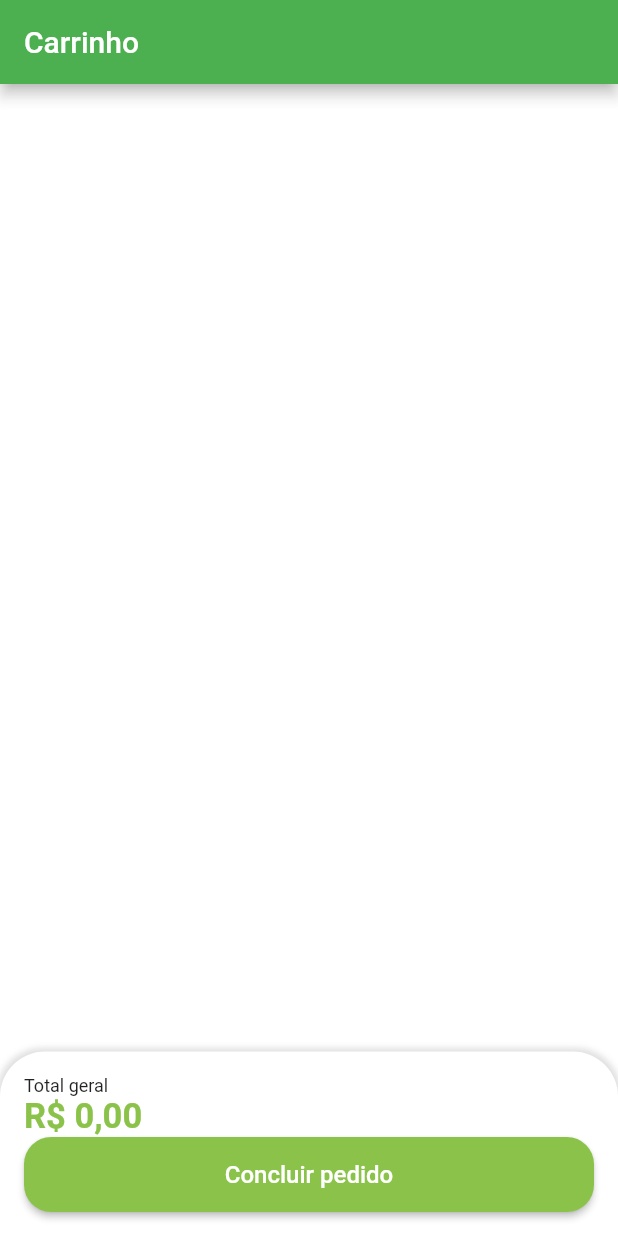
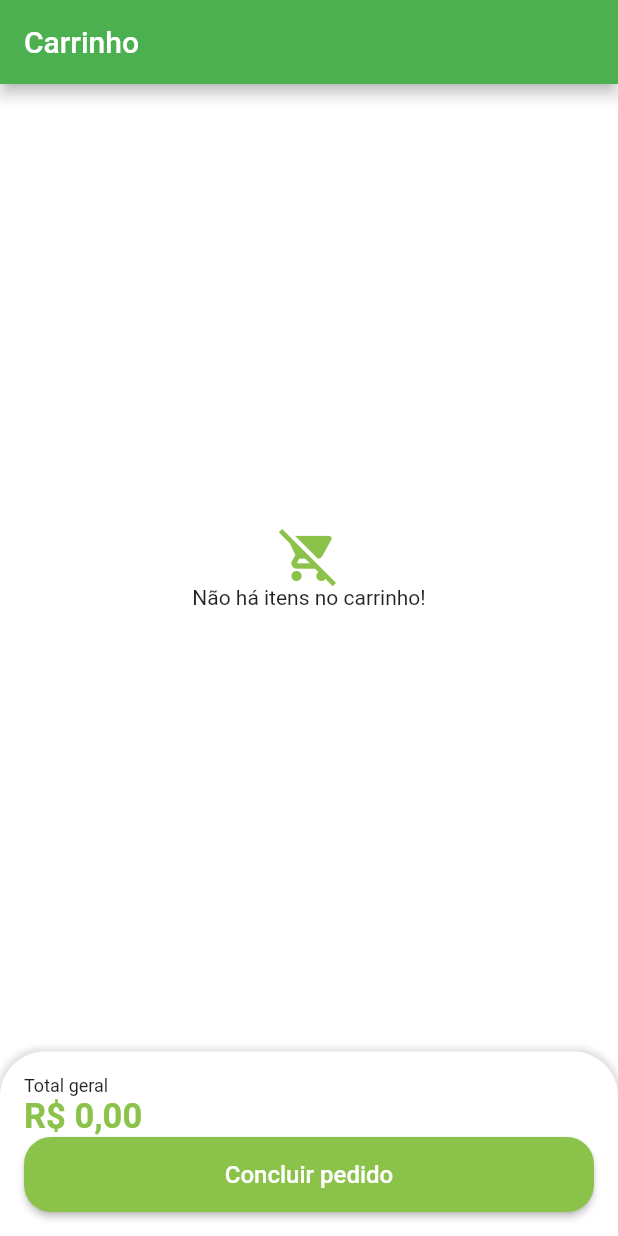
Before and after one commit to Davidson031/LojaVirtualFlutter, a Flutter app: the CartTab screen opened directly, on a phone screen of 412 x 824 dp. Run offline on Flutter 3.47's test engine with Material 2 defaults, Android fonts, the phone set to English and light mode, and no system bars; our stand-ins replace animated_text_kit, badges, dio, flutter_secure_storage, fluttertoast, freezed_annotation and 4 more; missing offline and left inert: add_to_cart_animation, clipboard; accounts and stored records are empty.

Commit message:
repository, controller, endpoint e models de pedidos alterados

```diff
--- a/lib/src/config/app_data.dart
+++ b/lib/src/config/app_data.dart
@@ -84,30 +84,30 @@ UserModel user = UserModel(
 );
 
 List<OrderModel> orders = [
-  OrderModel(
-    id: "5ds4d5dd54fd2s",
-    createdDateTime: DateTime.parse("2021-06-08 10:00:10.458"),
-    overdueDateTime: DateTime.parse("2026-06-08 11:00:10.458"),
-    items: [
-      // CartItemModel(item: apple, quantity: 2),
-      // CartItemModel(item: mango, quantity: 1),
-      // CartItemModel(item: grape, quantity: 3),
-    ],
-    status: 'pending_payment',
-    copyAndPaste: "e4e1fs2e4fs",
-    total: 11.0,
-  ),
-  OrderModel(
-    id: "5ds4d5dd54fd2s",
-    createdDateTime: DateTime.parse("2021-06-08 10:00:10.458"),
-    overdueDateTime: DateTime.parse("2026-06-08 11:00:10.458"),
-    items: [
-      // CartItemModel(item: apple, quantity: 2),
-      // CartItemModel(item: mango, quantity: 1),
-      // CartItemModel(item: grape, quantity: 3),
-    ],
-    status: 'paid',
-    copyAndPaste: "e4e1fs2e4fs",
-    total: 11.0,
-  )
+  // OrderModel(
+  //   id: "5ds4d5dd54fd2s",
+  //   createdDateTime: DateTime.parse("2021-06-08 10:00:10.458"),
+  //   overdueDateTime: DateTime.parse("2026-06-08 11:00:10.458"),
+  //   items: [
+  //     // CartItemModel(item: apple, quantity: 2),
+  //     // CartItemModel(item: mango, quantity: 1),
+  //     // CartItemModel(item: grape, quantity: 3),
+  //   ],
+  //   status: 'pending_payment',
+  //   copyAndPaste: "e4e1fs2e4fs",
+  //   total: 11.0,
+  // ),
+  // OrderModel(
+  //   id: "5ds4d5dd54fd2s",
+  //   createdDateTime: DateTime.parse("2021-06-08 10:00:10.458"),
+  //   overdueDateTime: DateTime.parse("2026-06-08 11:00:10.458"),
+  //   items: [
+  //     // CartItemModel(item: apple, quantity: 2),
+  //     // CartItemModel(item: mango, quantity: 1),
+  //     // CartItemModel(item: grape, quantity: 3),
+  //   ],
+  //   status: 'paid',
+  //   copyAndPaste: "e4e1fs2e4fs",
+  //   total: 11.0,
+  // )
 ];
--- a/lib/src/constants/endpoints.dart
+++ b/lib/src/constants/endpoints.dart
@@ -12,5 +12,5 @@ abstract class EndPoints {
   static const String getCartItems = "$baseUrl/get-cart-items";
   static const String addItemToCart = "$baseUrl/add-item-to-cart";
   static const String modifyItemQuantity = "$baseUrl/modify-item-quantity";
-
+  static const String checkout = "$baseUrl/checkout";
 }
--- a/lib/src/models/order_model.dart
+++ b/lib/src/models/order_model.dart
@@ -1,26 +1,52 @@
+// ignore_for_file: public_member_api_docs, sort_constructors_first
+import 'package:json_annotation/json_annotation.dart';
+
 import 'package:quitanda_virtual/src/models/cart_item_model.dart';
 import 'package:quitanda_virtual/src/models/item_model.dart';
 
+part 'order_model.g.dart';
+
+@JsonSerializable()
 class OrderModel {
 
   String id;
-  DateTime createdDateTime;
+
+  DateTime? createdDateTime;
+
+  @JsonKey(name: "due")
   DateTime overdueDateTime;
+
+  @JsonKey(defaultValue: [])
   List<CartItemModel> items;
+
   String status;
+
+  @JsonKey(name: "copiaecola")
   String copyAndPaste;
+
   double total;
 
-
+  String qrCodeImage;
   OrderModel({
     required this.id,
-    required this.createdDateTime,
+    this.createdDateTime,
     required this.overdueDateTime,
     required this.items,
     required this.status,
     required this.copyAndPaste,
-    required this.total
+    required this.total,
+    required this.qrCodeImage,
   });
 
+  factory OrderModel.fromJson(Map<String, dynamic> json) => _$OrderModelFromJson(json);
+  Map<String, dynamic> toJson() => _$OrderModelToJson(this);
+
+
+
+
+  @override
+  String toString() {
+    return 'OrderModel(id: $id, createdDateTime: $createdDateTime, overdueDateTime: $overdueDateTime, items: $items, status: $status, copyAndPaste: $copyAndPaste, total: $total, qrCodeImage: $qrCodeImage)';
+  }
 
 }
--- a/lib/src/pages/cart/view/cart_tab.dart
+++ b/lib/src/pages/cart/view/cart_tab.dart
@@ -16,6 +16,8 @@ class CartTab extends StatefulWidget {
 
 class _CartTabState extends State<CartTab> {
   UtilsServices utils = UtilsServices();
+
+  final cartController = Get.find<CartController>();
 
   Future<bool?> showOrderConfirmation() {
     return showDialog<bool>(
@@ -71,6 +73,20 @@ class _CartTabState extends State<CartTab> {
           Expanded(
             child: GetBuilder<CartController>(
               builder: (controller) {
+                if (controller.cartItems.isEmpty) {
+                  return Column(
+                    mainAxisAlignment: MainAxisAlignment.center,
+                    children: [
+                      Icon(
+                        Icons.remove_shopping_cart,
+                        size: 40,
+                        color: CustomColors.customSwatchColor[900],
+                      ),
+                      const Text("Não há itens no carrinho!")
+                    ],
+                  );
+                }
+
                 return ListView.builder(
                   itemCount: controller.cartItems.length,
                   itemBuilder: (context, index) {
@@ -115,27 +131,31 @@ class _CartTabState extends State<CartTab> {
                 ),
                 SizedBox(
                   height: 50,
-                  child: ElevatedButton(
-                    onPressed: () async {
+                  child: GetBuilder<CartController>(
+                    builder: (controller) {
+                      return ElevatedButton(
+                        onPressed: controller.isCheckoutLoading
+                            ? null
+                            : () async {
                                 bool? res = await showOrderConfirmation();
-
                                 if (res ?? false) {
-                        showDialog(
-                          context: context,
-                          builder: (ctx) {
-                            return PaymentDialog(order: appData.orders.first);
-                          },
-                        );
+                                  cartController.checkoutCart();
+                                } else {
+                                  utils.showToast(message: "Pedido não confirmado");
                                 }
                               },
                         style: ElevatedButton.styleFrom(
                             primary: CustomColors.customSwatchColor[900],
                             shape: RoundedRectangleBorder(
                                 borderRadius: BorderRadius.circular(18))),
-                    child: const Text(
+                        child: controller.isCheckoutLoading
+                            ? const CircularProgressIndicator()
+                            : const Text(
                                 "Concluir pedido",
                                 style: TextStyle(fontSize: 16),
                               ),
+                      );
+                    },
                   ),
                 )
               ],
--- a/lib/src/pages/orders/components/order_tile.dart
+++ b/lib/src/pages/orders/components/order_tile.dart
@@ -28,7 +28,7 @@ class OrderTile extends StatelessWidget {
             children: [
               Text("Pedido: ${order.id}"),
               Text(
-                utils.formatDateTime(order.createdDateTime),
+                utils.formatDateTime(order.createdDateTime!),
                 style: const TextStyle(fontSize: 12, color: Colors.black),
               ),
             ],
--- a/pubspec.yaml
+++ b/pubspec.yaml
@@ -45,6 +45,7 @@ dependencies:
   freezed: ^2.3.2
   freezed_annotation: ^2.2.0
   flutter_secure_storage: ^7.0.1
+  clipboard: ^0.1.3
 
 
   # The following adds the Cupertino Icons font to your application.
```
Also changed, not shown: lib/src/pages/cart/controller/cart_controller.dart (+54 -11 lines), lib/src/pages/cart/repository/cart_repository.dart (+27 -2 lines), lib/src/pages/cart/view/components/cart_tile.dart (+6 -1 lines), lib/src/pages/common_widgets/payment_dialog.dart (+11 -5 lines), lib/src/pages/home/view/components/item_tile.dart (+9 -3 lines), lib/src/pages/home/view/home_tab.dart (+15 -5 lines), lib/src/services/utils_services.dart (+9 -0 lines), lib/src/models/order_model.g.dart (added), pubspec.lock. Lines whose indentation alone changed are shown as unchanged.
